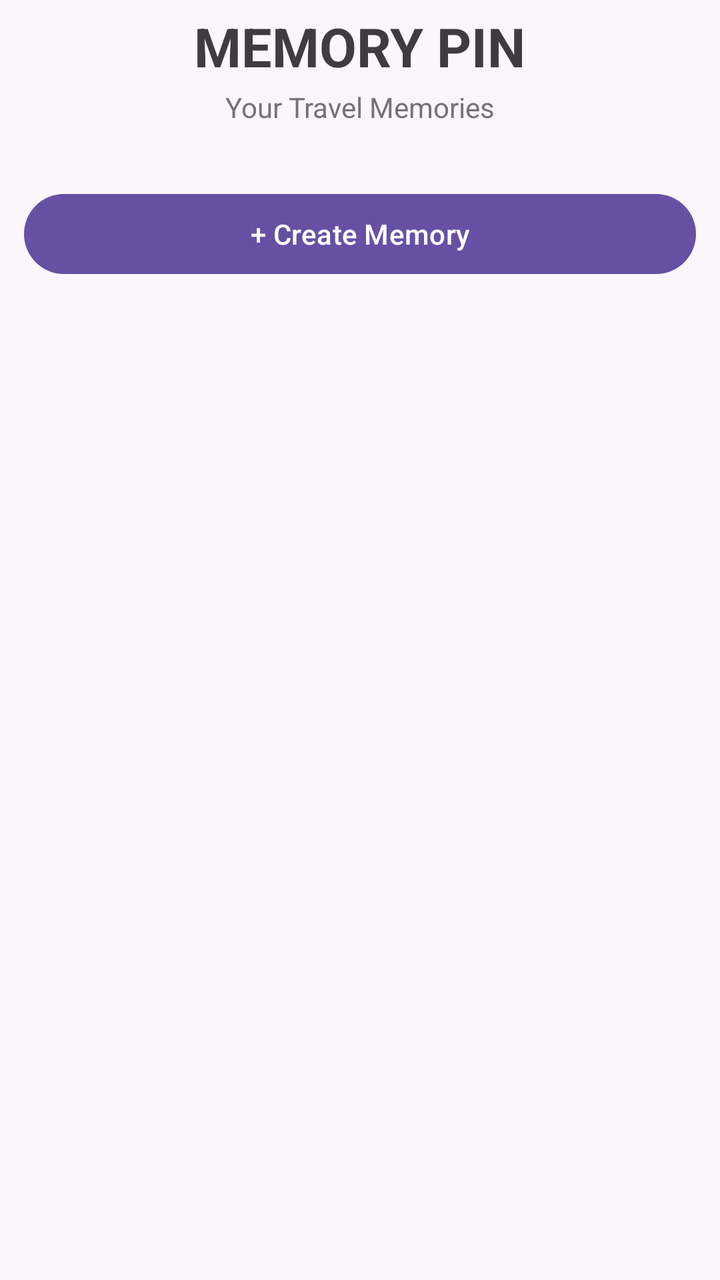
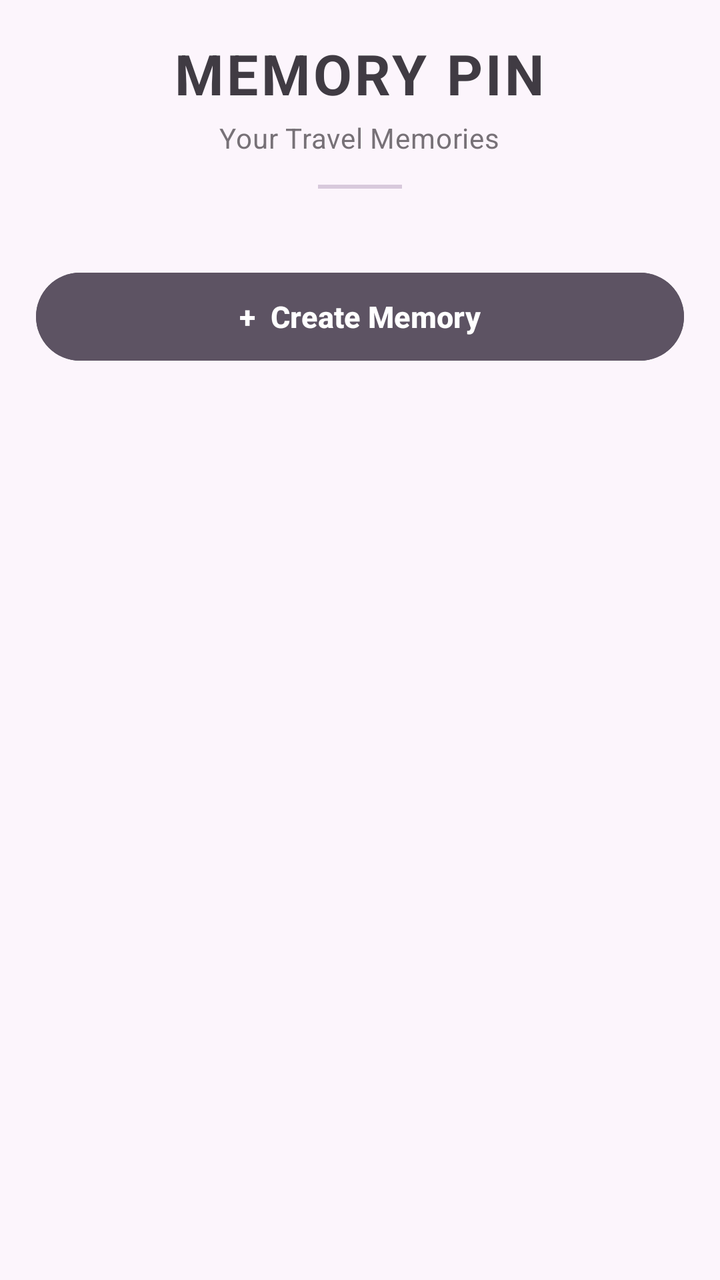

Compare the two renders of this Android layout. The source of the first and the diff that turns it into the second are given below.
<!-- AndroidManifest.xml: application theme Theme.Memory_Pin -->
<!-- res/layout/activity_main.xml -->
<?xml version="1.0" encoding="utf-8"?>
<ScrollView
    xmlns:android="http://schemas.android.com/apk/res/android"
    android:layout_width="match_parent"
    android:layout_height="match_parent"
    android:background="#FCF5FC">

    <LinearLayout
        android:layout_width="match_parent"
        android:layout_height="wrap_content"
        android:orientation="vertical"
        android:paddingStart="10dp"
        android:paddingEnd="10dp"
        android:paddingTop="5dp"
        android:paddingBottom="25dp">

        <TextView
            android:id="@+id/tvTitle"
            android:layout_width="wrap_content"
            android:layout_height="wrap_content"
            android:layout_gravity="center"
            android:text="MEMORY PIN"
            android:textColor="#403B43"
            android:textSize="27sp"
            android:textStyle="bold" />

        <TextView
            android:id="@+id/tvSubtitle"
            android:layout_width="wrap_content"
            android:layout_height="wrap_content"
            android:layout_gravity="center"
            android:layout_marginTop="3dp"
            android:text="Your Travel Memories"
            android:textColor="#777177"
            android:textSize="14sp" />

        <TextView
            android:id="@+id/tvEmpty"
            android:layout_width="wrap_content"
            android:layout_height="wrap_content"
            android:layout_gravity="center"
            android:layout_marginTop="55dp"
            android:text="📍 No memories yet"
            android:textColor="#777177"
            android:textSize="19sp"
            android:visibility="gone" />

        <GridLayout
            android:id="@+id/memoryContainer"
            android:layout_width="match_parent"
            android:layout_height="wrap_content"
            android:layout_marginTop="18dp"
            android:columnCount="3"
            android:orientation="horizontal"
            android:useDefaultMargins="false" />

        <Button
            android:id="@+id/btnCreateMemory"
            android:layout_width="match_parent"
            android:layout_height="wrap_content"
            android:layout_marginStart="2dp"
            android:layout_marginEnd="2dp"
            android:layout_marginTop="12dp"
            android:text="+ Create Memory"
            android:textAllCaps="false" />

    </LinearLayout>

</ScrollView>
<!-- resources referenced by this layout -->
<resources>
  <style name="Theme.Memory_Pin" parent="Base.Theme.Memory_Pin" />
  <style name="Base.Theme.Memory_Pin" parent="Theme.Material3.DayNight.NoActionBar">
          
          
      </style>
</resources>

<!-- the commit's change to res/layout/activity_main.xml (unified diff, before → after) -->
@@ -3,66 +3,92 @@
     xmlns:android="http://schemas.android.com/apk/res/android"
     android:layout_width="match_parent"
     android:layout_height="match_parent"
-    android:background="#FCF5FC">
+    android:background="#FCF5FC"
+    android:fillViewport="true">
 
     <LinearLayout
         android:layout_width="match_parent"
         android:layout_height="wrap_content"
         android:orientation="vertical"
-        android:paddingStart="10dp"
-        android:paddingEnd="10dp"
-        android:paddingTop="5dp"
-        android:paddingBottom="25dp">
+        android:paddingStart="14dp"
+        android:paddingEnd="14dp"
+        android:paddingTop="18dp"
+        android:paddingBottom="28dp">
 
-        <TextView
-            android:id="@+id/tvTitle"
-            android:layout_width="wrap_content"
+        
+        <LinearLayout
+            android:layout_width="match_parent"
             android:layout_height="wrap_content"
+            android:orientation="vertical"
+            android:gravity="center">
+
+            <TextView
+                android:id="@+id/tvTitle"
+                android:layout_width="wrap_content"
+                android:layout_height="wrap_content"
+                android:text="MEMORY PIN"
+                android:textColor="#403B43"
+                android:textSize="28sp"
+                android:textStyle="bold"
+                android:letterSpacing="0.05" />
+
+            <TextView
+                android:id="@+id/tvSubtitle"
+                android:layout_width="wrap_content"
+                android:layout_height="wrap_content"
+                android:layout_marginTop="4dp"
+                android:text="Your Travel Memories"
+                android:textColor="#777177"
+                android:textSize="14sp"
+                android:letterSpacing="0.02" />
+
+        </LinearLayout>
+
+        
+        <View
+            android:layout_width="42dp"
+            android:layout_height="2dp"
             android:layout_gravity="center"
-            android:text="MEMORY PIN"
-            android:textColor="#403B43"
-            android:textSize="27sp"
-            android:textStyle="bold" />
+            android:layout_marginTop="14dp"
+            android:background="#D8C9DC" />
 
-        <TextView
-            android:id="@+id/tvSubtitle"
-            android:layout_width="wrap_content"
-            android:layout_height="wrap_content"
-            android:layout_gravity="center"
-            android:layout_marginTop="3dp"
-            android:text="Your Travel Memories"
-            android:textColor="#777177"
-            android:textSize="14sp" />
-
+        
         <TextView
             android:id="@+id/tvEmpty"
             android:layout_width="wrap_content"
             android:layout_height="wrap_content"
             android:layout_gravity="center"
-            android:layout_marginTop="55dp"
+            android:layout_marginTop="70dp"
             android:text="📍 No memories yet"
             android:textColor="#777177"
             android:textSize="19sp"
             android:visibility="gone" />
 
+        
         <GridLayout
             android:id="@+id/memoryContainer"
             android:layout_width="match_parent"
             android:layout_height="wrap_content"
-            android:layout_marginTop="18dp"
+            android:layout_marginTop="20dp"
             android:columnCount="3"
             android:orientation="horizontal"
             android:useDefaultMargins="false" />
 
+        
         <Button
             android:id="@+id/btnCreateMemory"
             android:layout_width="match_parent"
-            android:layout_height="wrap_content"
-            android:layout_marginStart="2dp"
-            android:layout_marginEnd="2dp"
-            android:layout_marginTop="12dp"
-            android:text="+ Create Memory"
-            android:textAllCaps="false" />
+            android:layout_height="52dp"
+            android:layout_marginStart="4dp"
+            android:layout_marginEnd="4dp"
+            android:layout_marginTop="18dp"
+            android:backgroundTint="#5D5363"
+            android:elevation="3dp"
+            android:text="+  Create Memory"
+            android:textAllCaps="false"
+            android:textColor="#FFFFFF"
+            android:textSize="15sp"
+            android:textStyle="bold" />
 
     </LinearLayout>
 
